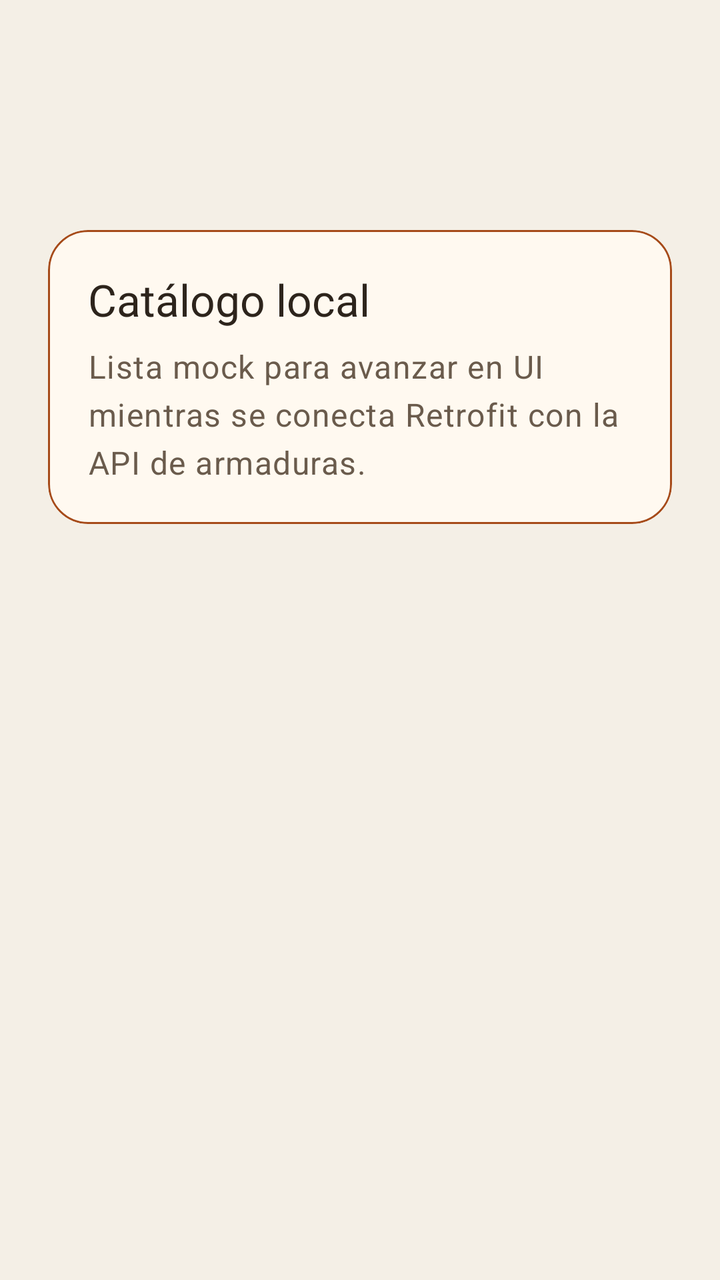
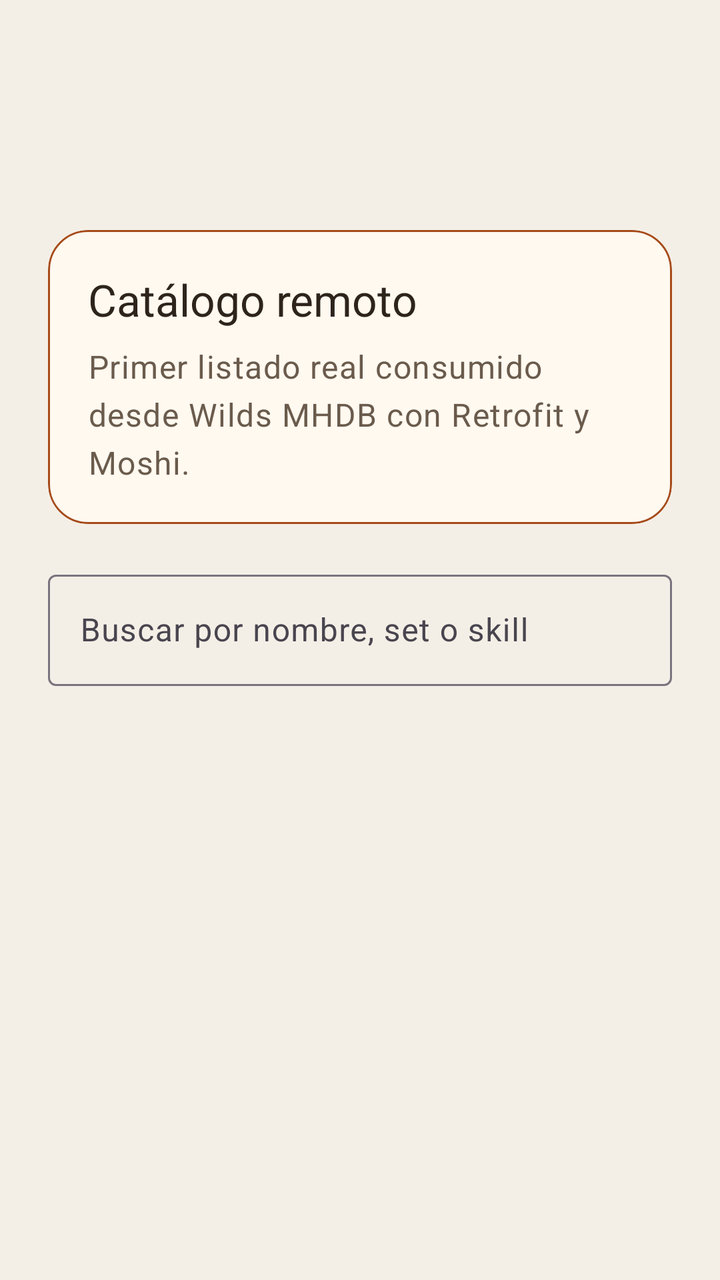

Compare the two renders of this Android layout. The source of the first and the diff that turns it into the second are given below.
<!-- AndroidManifest.xml: application theme Theme.MhwCompanion -->
<!-- res/layout/fragment_consulta.xml -->
<?xml version="1.0" encoding="utf-8"?>

<LinearLayout xmlns:android="http://schemas.android.com/apk/res/android"
    xmlns:app="http://schemas.android.com/apk/res-auto"
    android:layout_width="match_parent"
    android:layout_height="match_parent"
    android:orientation="vertical"
    android:padding="24dp">

    <TextView
        android:id="@+id/section_title"
        android:layout_width="wrap_content"
        android:layout_height="wrap_content"
        android:textAppearance="@style/TextAppearance.MhwCompanion.Headline" />

    <TextView
        android:id="@+id/section_description"
        android:layout_width="match_parent"
        android:layout_height="wrap_content"
        android:layout_marginTop="12dp"
        android:textAppearance="@style/TextAppearance.MhwCompanion.Body" />

    <com.google.android.material.card.MaterialCardView
        android:layout_width="match_parent"
        android:layout_height="wrap_content"
        android:layout_marginTop="20dp"
        app:cardBackgroundColor="@color/surface_card"
        app:cardCornerRadius="20dp"
        app:strokeColor="@color/primary_amber"
        app:strokeWidth="1dp">

        <LinearLayout
            android:layout_width="match_parent"
            android:layout_height="wrap_content"
            android:orientation="vertical"
            android:padding="20dp">

            <TextView
                android:layout_width="wrap_content"
                android:layout_height="wrap_content"
                android:text="Catálogo local"
                android:textAppearance="@style/TextAppearance.MhwCompanion.Title" />

            <TextView
                android:layout_width="match_parent"
                android:layout_height="wrap_content"
                android:layout_marginTop="8dp"
                android:text="Lista mock para avanzar en UI mientras se conecta Retrofit con la API de armaduras."
                android:textAppearance="@style/TextAppearance.MhwCompanion.Body" />
        </LinearLayout>
    </com.google.android.material.card.MaterialCardView>

    <TextView
        android:id="@+id/empty_state_text"
        android:layout_width="match_parent"
        android:layout_height="wrap_content"
        android:layout_marginTop="24dp"
        android:gravity="center"
        android:text="No hay piezas para mostrar."
        android:textAppearance="@style/TextAppearance.MhwCompanion.Body"
        android:visibility="gone" />

    <androidx.recyclerview.widget.RecyclerView
        android:id="@+id/armor_recycler_view"
        android:layout_width="match_parent"
        android:layout_height="0dp"
        android:layout_marginTop="20dp"
        android:layout_weight="1"
        android:clipToPadding="false"
        android:paddingBottom="24dp"
        app:layoutManager="androidx.recyclerview.widget.LinearLayoutManager" />

</LinearLayout>
<!-- resources referenced by this layout -->
<resources>
  <color name="primary_amber">#A64B1A</color>
  <color name="surface_card">#FFF9F0</color>
  <style name="TextAppearance.MhwCompanion.Body" parent="TextAppearance.Material3.BodyLarge">
          <item name="android:textColor">@color/text_secondary</item>
      </style>
  <style name="TextAppearance.MhwCompanion.Headline" parent="TextAppearance.Material3.HeadlineMedium">
          <item name="android:textColor">@color/text_primary</item>
      </style>
  <style name="TextAppearance.MhwCompanion.Title" parent="TextAppearance.Material3.TitleLarge">
          <item name="android:textColor">@color/text_primary</item>
      </style>
  <style name="Theme.MhwCompanion" parent="Theme.Material3.Light.NoActionBar">
          <item name="colorPrimary">@color/primary_amber</item>
          <item name="colorOnPrimary">@color/white</item>
          <item name="android:statusBarColor">@android:color/transparent</item>
          <item name="android:windowLightStatusBar" tools:targetApi="23">true</item>
          <item name="colorSurface">@color/surface_base</item>
          <item name="android:windowBackground">@color/surface_base</item>
      </style>
  <color name="text_secondary">#6A5B4C</color>
  <color name="text_primary">#2D241C</color>
  <color name="white">#FFFFFF</color>
  <color name="surface_base">#F4EFE6</color>
</resources>

<!-- the commit's change to res/layout/fragment_consulta.xml (unified diff, before → after) -->
@@ -38,17 +38,49 @@
             <TextView
                 android:layout_width="wrap_content"
                 android:layout_height="wrap_content"
-                android:text="Catálogo local"
+                android:text="Catálogo remoto"
                 android:textAppearance="@style/TextAppearance.MhwCompanion.Title" />
 
             <TextView
                 android:layout_width="match_parent"
                 android:layout_height="wrap_content"
                 android:layout_marginTop="8dp"
-                android:text="Lista mock para avanzar en UI mientras se conecta Retrofit con la API de armaduras."
+                android:text="Primer listado real consumido desde Wilds MHDB con Retrofit y Moshi."
                 android:textAppearance="@style/TextAppearance.MhwCompanion.Body" />
         </LinearLayout>
     </com.google.android.material.card.MaterialCardView>
+
+    <com.google.android.material.textfield.TextInputLayout
+        android:id="@+id/search_input_layout"
+        style="@style/Widget.Material3.TextInputLayout.OutlinedBox"
+        android:layout_width="match_parent"
+        android:layout_height="wrap_content"
+        android:layout_marginTop="20dp"
+        android:hint="@string/consulta_search_hint">
+
+        <com.google.android.material.textfield.TextInputEditText
+            android:layout_width="match_parent"
+            android:layout_height="wrap_content"
+            android:imeOptions="actionSearch"
+            android:inputType="text" />
+    </com.google.android.material.textfield.TextInputLayout>
+
+    <com.google.android.material.chip.ChipGroup
+        android:id="@+id/kind_chip_group"
+        android:layout_width="match_parent"
+        android:layout_height="wrap_content"
+        android:layout_marginTop="16dp"
+        app:chipSpacingHorizontal="8dp"
+        app:chipSpacingVertical="8dp"
+        app:singleSelection="true" />
+
+    <ProgressBar
+        android:id="@+id/progress_bar"
+        android:layout_width="wrap_content"
+        android:layout_height="wrap_content"
+        android:layout_gravity="center_horizontal"
+        android:layout_marginTop="20dp"
+        android:visibility="gone" />
 
     <TextView
         android:id="@+id/empty_state_text"
<!-- resource entries referenced after the edit -->
@@ -2,6 +2,7 @@
 <resources>
   <color name="primary_amber">#A64B1A</color>
   <color name="surface_card">#FFF9F0</color>
+  <string name="consulta_search_hint">Buscar por nombre, set o skill</string>
   <style name="TextAppearance.MhwCompanion.Body" parent="TextAppearance.Material3.BodyLarge">
           <item name="android:textColor">@color/text_secondary</item>
       </style>
